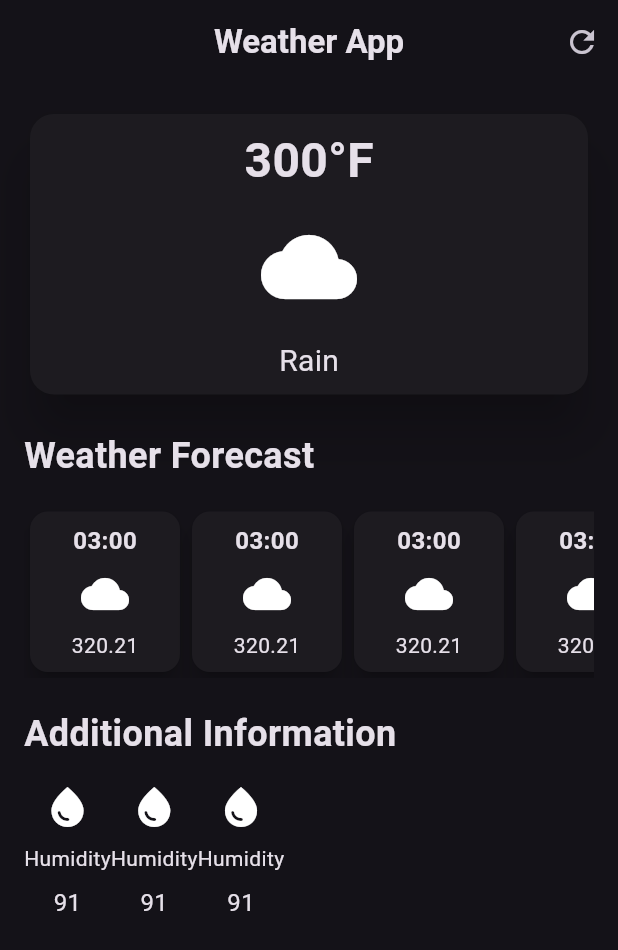
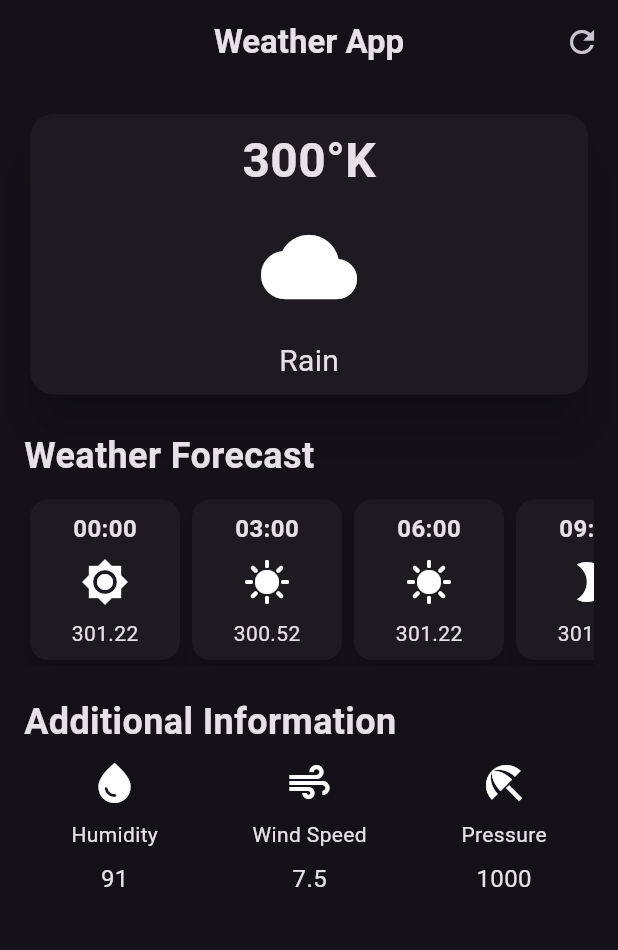
Before and after one commit to hassanbuilds/weather_track, a Flutter app: the screen it shows after launch, on a phone screen of 412 x 824 dp. Shown: the top 950 px of the screen. Run offline on Flutter 3.47's test engine with Material 3 defaults, Android fonts, the phone set to English and light mode, and no system bars.

Commit message:
UI | UX Completed

```diff
--- a/lib/additional_info_item.dart
+++ b/lib/additional_info_item.dart
@@ -1,17 +1,26 @@
 import 'package:flutter/material.dart';
 
 class AdditionalInfoItem extends StatelessWidget {
-  const AdditionalInfoItem({super.key});
+  final IconData icon;
+  final String label;
+  final String value;
+
+  const AdditionalInfoItem({
+    super.key,
+    required this.icon,
+    required this.label,
+    required this.value,
+  });
 
   @override
   Widget build(BuildContext context) {
     return Column(
       children: [
-        Icon(Icons.water_drop, size: 32),
-        SizedBox(height: 8),
-        Text('Humidity'),
-        SizedBox(height: 8),
-        Text('91', style: TextStyle(fontSize: 16)),
+        Icon(icon, size: 32), // Correct usage of Icon widget
+        const SizedBox(height: 8),
+        Text(label),
+        const SizedBox(height: 8),
+        Text(value, style: const TextStyle(fontSize: 16)),
       ],
     );
   }
--- a/lib/hourly_forecast_item.dart
+++ b/lib/hourly_forecast_item.dart
@@ -1,7 +1,16 @@
 import 'package:flutter/material.dart';
 
 class HourlyForeCastItem extends StatelessWidget {
-  const HourlyForeCastItem({super.key});
+  final IconData icon;
+  final String time;
+  final String temperature;
+
+  const HourlyForeCastItem({
+    super.key,
+    required this.icon,
+    required this.time,
+    required this.temperature,
+  });
 
   @override
   Widget build(BuildContext context) {
@@ -12,15 +21,16 @@ class HourlyForeCastItem extends StatelessWidget {
         padding: const EdgeInsets.all(8.0),
         decoration: BoxDecoration(borderRadius: BorderRadius.circular(18)),
         child: Column(
+          mainAxisAlignment: MainAxisAlignment.center,
           children: [
             Text(
-              '03:00',
-              style: TextStyle(fontSize: 16, fontWeight: FontWeight.bold),
+              time,
+              style: const TextStyle(fontSize: 16, fontWeight: FontWeight.bold),
             ),
             const SizedBox(height: 8),
-            Icon(Icons.cloud, size: 32),
+            Icon(icon, size: 32),
             const SizedBox(height: 8),
-            Text('320.21'),
+            Text(temperature),
           ],
         ),
       ),
--- a/lib/weather_screen.dart
+++ b/lib/weather_screen.dart
@@ -39,7 +39,7 @@ class WeatherScreeen extends StatelessWidget {
                       child: Column(
                         children: const [
                           Text(
-                            '300°F',
+                            '300°K',
                             style: TextStyle(
                               fontSize: 32,
                               fontWeight: FontWeight.bold,
@@ -59,17 +59,36 @@ class WeatherScreeen extends StatelessWidget {
                   'Weather Forecast',
                   style: TextStyle(fontWeight: FontWeight.bold, fontSize: 24),
                 ),
-                SizedBox(height: 16),
+                SizedBox(height: 8),
                 SingleChildScrollView(
                   scrollDirection: Axis.horizontal,
                   child: Row(
                     children: [
-                      HourlyForeCastItem(),
-                      HourlyForeCastItem(),
-                      HourlyForeCastItem(),
-                      HourlyForeCastItem(),
-                      HourlyForeCastItem(),
-                      HourlyForeCastItem(),
+                      HourlyForeCastItem(
+                        time: '00:00',
+                        icon: Icons.brightness_7,
+                        temperature: '301.22',
+                      ),
+                      HourlyForeCastItem(
+                        time: '03:00',
+                        icon: Icons.sunny,
+                        temperature: '300.52',
+                      ),
+                      HourlyForeCastItem(
+                        time: '06:00',
+                        icon: Icons.sunny,
+                        temperature: '301.22',
+                      ),
+                      HourlyForeCastItem(
+                        time: '09:00',
+                        icon: Icons.brightness_2_sharp,
+                        temperature: '301.22',
+                      ),
+                      HourlyForeCastItem(
+                        time: '12:00',
+                        icon: Icons.brightness_3,
+                        temperature: '300.12',
+                      ),
                     ],
                   ),
                 ),
@@ -78,12 +97,25 @@ class WeatherScreeen extends StatelessWidget {
                   'Additional Information',
                   style: TextStyle(fontSize: 24, fontWeight: FontWeight.bold),
                 ),
-                SizedBox(height: 16),
+                SizedBox(height: 8),
                 Row(
+                  mainAxisAlignment: MainAxisAlignment.spaceAround,
                   children: [
-                    AdditionalInfoItem(),
-                    AdditionalInfoItem(),
-                    AdditionalInfoItem(),
+                    AdditionalInfoItem(
+                      icon: Icons.water_drop,
+                      label: 'Humidity',
+                      value: '91',
+                    ),
+                    AdditionalInfoItem(
+                      icon: Icons.air,
+                      label: 'Wind Speed',
+                      value: '7.5',
+                    ),
+                    AdditionalInfoItem(
+                      icon: Icons.beach_access,
+                      label: 'Pressure',
+                      value: '1000',
+                    ),
                   ],
                 ),
               ],
```
